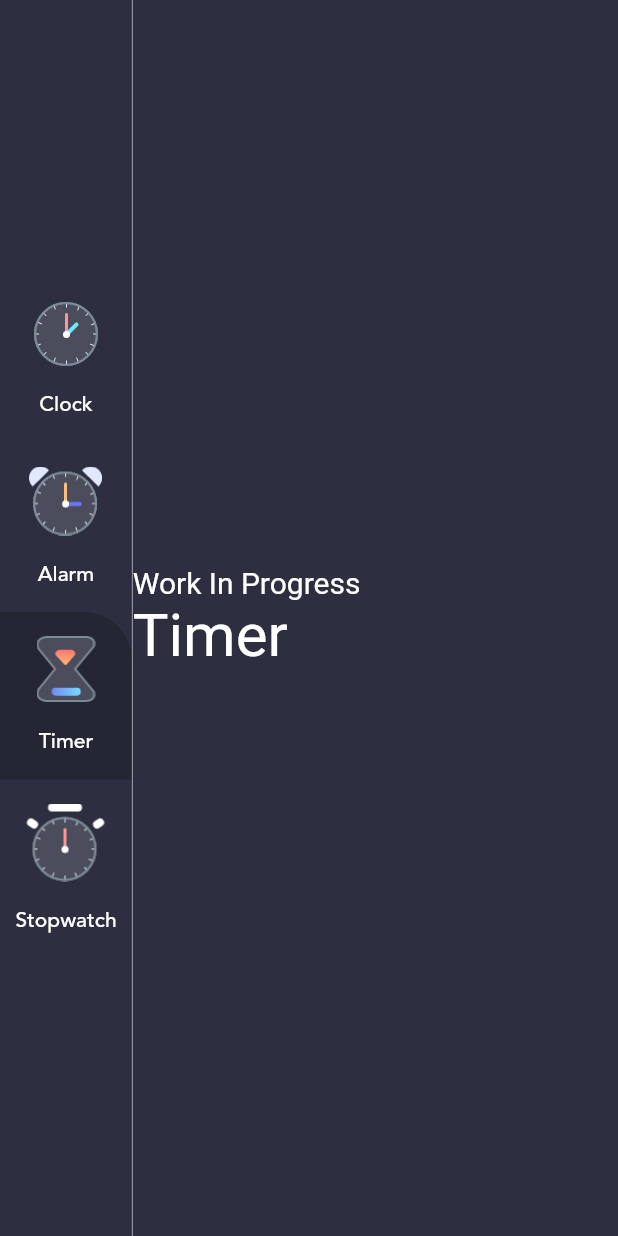
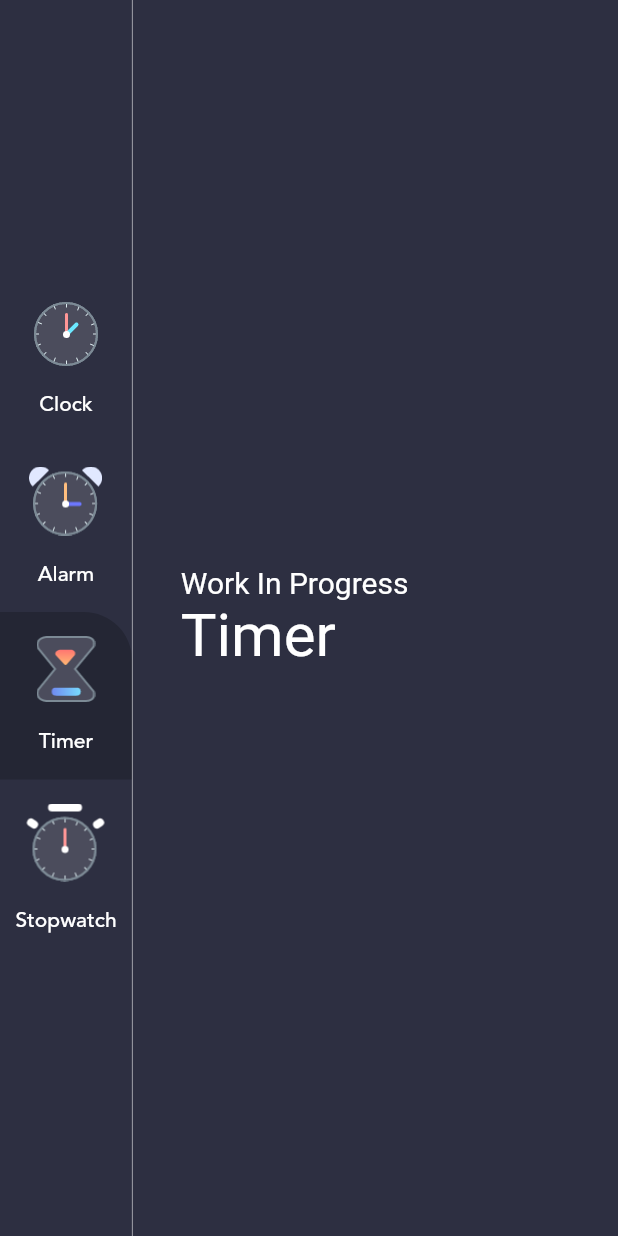
Before and after one commit to Abdulla-Khan/Clock-UI, a Flutter app: the screen it shows after launch, after a tap on "Alarm", after a tap on "Timer", on a phone screen of 412 x 824 dp. Run offline on Flutter 3.47's test engine with Material 2 defaults, Android fonts, the light colour scheme and no system bars; our stand-ins replace dotted_border.

Commit message:
Changes Made

```diff
--- a/lib/home_page.dart
+++ b/lib/home_page.dart
@@ -44,6 +44,7 @@ class _HomePageState extends State<HomePage> {
               if (value.menu == Menu.alarm) return AlarmPage();
 
               return Container(
+                padding: EdgeInsets.symmetric(horizontal: 32, vertical: 64),
                 child: RichText(
                     text: TextSpan(style: TextStyle(fontSize: 20), children: [
                   TextSpan(text: 'Work In Progress\n'),
--- a/lib/main.dart
+++ b/lib/main.dart
@@ -1,24 +1,11 @@
 import 'package:alarm_ui/enums.dart';
 import 'package:alarm_ui/model/menu_info.dart';
 import 'package:flutter/material.dart';
-import 'package:flutter_local_notifications/flutter_local_notifications.dart';
 import 'package:provider/provider.dart';
 
 import 'home_page.dart';
 
-final FlutterLocalNotificationsPlugin flutterLocalNotificationsPlugin =
-    FlutterLocalNotificationsPlugin();
 void main() async {
-  WidgetsFlutterBinding.ensureInitialized();
-  var initialSettingAndroid = AndroidInitializationSettings('app_icon');
-
-  final InitializationSettings initializationSettings = InitializationSettings(
-    android: initialSettingAndroid,
-  );
-  await flutterLocalNotificationsPlugin.initialize(initializationSettings,
-      onSelectNotification: (String? payload) async {
-    if (payload != null) debugPrint('Notification Played: ' + payload);
-  });
   runApp(const MyApp());
 }
 
--- a/pubspec.yaml
+++ b/pubspec.yaml
@@ -37,8 +37,6 @@ dependencies:
   intl: ^0.17.0
   provider: ^6.0.2
   dotted_border: ^2.0.0+2
-  flutter_local_notifications: ^9.2.0
-  sqflite: ^2.0.2
 
 dev_dependencies:
   flutter_test:
```
Also changed, not shown: pubspec.lock, 1 other file.
